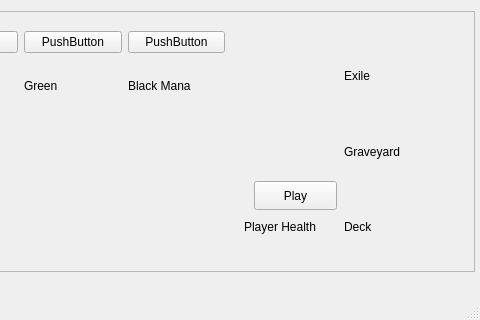
This is mainwindow.ui in chammond123/Magic-Tutorial as Qt 5 draws it before an edit; both pictures show x 746 to 1226 and y 389 to 709 of the 1226 by 709 pixel window. The edited form follows.
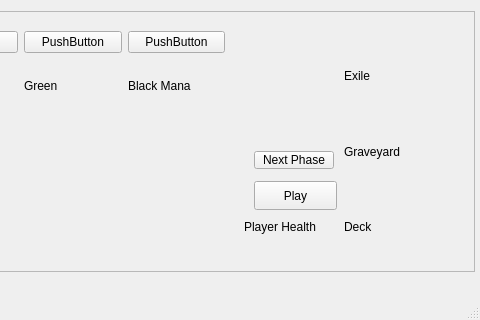
This is the edited form.

Commit message: Readded Attacking and Declaring Blockers

Patch:
```diff
--- a/mainwindow.ui
+++ b/mainwindow.ui
@@ -189,6 +189,19 @@
       </item>
      </layout>
     </widget>
+    <widget class="QPushButton" name="phaseButton">
+     <property name="geometry">
+      <rect>
+       <x>630</x>
+       <y>140</y>
+       <width>80</width>
+       <height>18</height>
+      </rect>
+     </property>
+     <property name="text">
+      <string>Next Phase</string>
+     </property>
+    </widget>
    </widget>
    <widget class="QFrame" name="enemyContainer">
     <property name="geometry">
```
Left out of the diff: 2 changed lines with no effect on the pictures. The commit also changes 2 other files.
